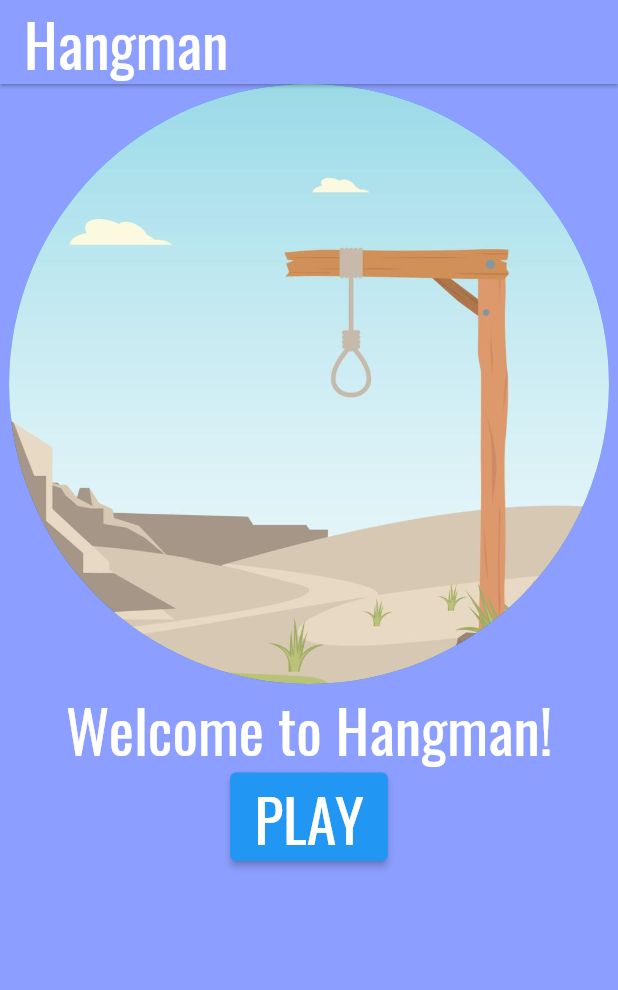
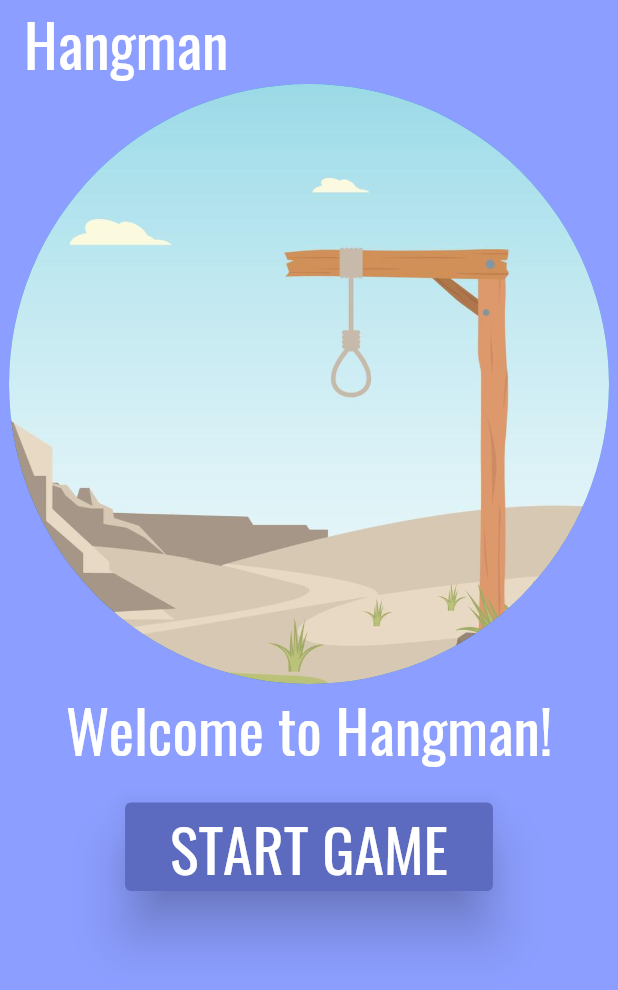
Before and after one commit to Hafthor93/hangman_lokaverkefni, a Flutter app: the screen it shows after launch, on a phone screen of 412 x 824 dp. Shown: the top 990 px of the screen. Run offline on Flutter 3.47's test engine with Material 2 defaults, Android fonts, the phone set to English and light mode, and no system bars; our stand-ins replace google_fonts.

Commit message:
working on hangman images

```diff
--- /dev/null
+++ b/lib/buttons.dart
@@ -0,0 +1,25 @@
+import 'package:flutter/material.dart';
+import 'constants.dart';
+
+class ReusableCard extends StatelessWidget {
+  ReusableCard(
+      {required this.color, required this.onPress, required this.text});
+
+  final Color color;
+  final Function() onPress;
+  final Text text;
+
+  @override
+  Widget build(BuildContext context) {
+    return ElevatedButton(
+      onPressed: onPress,
+      child: text,
+      style: ElevatedButton.styleFrom(
+        primary: kMainColorDark,
+        elevation: 15,
+        padding: EdgeInsets.only(right: 30.0, left: 30.0),
+        textStyle: kGoogleFonts,
+      ),
+    );
+  }
+}
--- a/lib/home_app.dart
+++ b/lib/home_screen.dart
@@ -1,7 +1,8 @@
 import 'package:flutter/material.dart';
-import 'package:flutter/rendering.dart';
 import 'package:google_fonts/google_fonts.dart';
 import 'package:hangman_lokaverkefni/constants.dart';
+import 'package:hangman_lokaverkefni/game_screen.dart';
+import 'package:hangman_lokaverkefni/buttons.dart';
 
 class HomeApp extends StatefulWidget {
   const HomeApp({Key? key}) : super(key: key);
@@ -16,7 +17,7 @@ class _HomeAppState extends State<HomeApp> {
     return Scaffold(
       backgroundColor: kMainColor,
       appBar: AppBar(
-        elevation: 1,
+        elevation: 0,
         backgroundColor: kMainColor,
         title: Text(
           "Hangman",
@@ -30,19 +31,29 @@ class _HomeAppState extends State<HomeApp> {
             Center(
               child: CircleAvatar(
                 radius: 200.0,
-                backgroundImage: AssetImage("images/gallows-with-desert-background-vector.jpg"),
+                backgroundImage: AssetImage(
+                    "images/gallows-with-desert-background-vector.jpg"),
               ),
             ),
-            Text("Welcome to Hangman!", style: kGoogleFonts,
+            Text(
+              "Welcome to Hangman!",
+              style: kGoogleFonts,
+            ),
+            SizedBox(
+              height: 20.0,
             ),
             Container(
-              child: ElevatedButton(
-                style: ButtonStyle(
-
-                ),
-                 onPressed: () {}
-                 ,child: Text("PLAY", style: kGoogleFonts,),
-              ),
+              child: ReusableCard(
+                  color: kMainColorDark,
+                  text: Text("START GAME"),
+                  onPress: () {
+                    Navigator.push(
+                      context,
+                      MaterialPageRoute(
+                        builder: (context) => GameScreen(),
+                      ),
+                    );
+                  }),
             ),
           ],
         ),
--- a/lib/main.dart
+++ b/lib/main.dart
@@ -1,5 +1,5 @@
 import 'package:flutter/material.dart';
-import 'package:hangman_lokaverkefni/home_app.dart';
+import 'package:hangman_lokaverkefni/home_screen.dart';
 import 'package:google_fonts/google_fonts.dart';
 void main() {
   runApp(const MyApp());
@@ -15,7 +15,8 @@ class MyApp extends StatelessWidget {
       debugShowCheckedModeBanner: false,
         theme: ThemeData(
         ),
-      home: HomeApp(),
+      home: HomeApp(
+      ),
     );
   }
 }
```
Also changed, not shown: lib/constants.dart (+30 -0 lines), lib/game_screen.dart (added, +40 -0 lines), lib/hangman_images.dart (added, +12 -0 lines), lib/reuseable_containers.dart (deleted, +0 -18 lines), images/body.png (added), images/hang.png (added), images/head.png (added), images/leftarm.png (added), images/leftleg.png (added), images/rightarm.png (added), images/rightleg.png (added).
